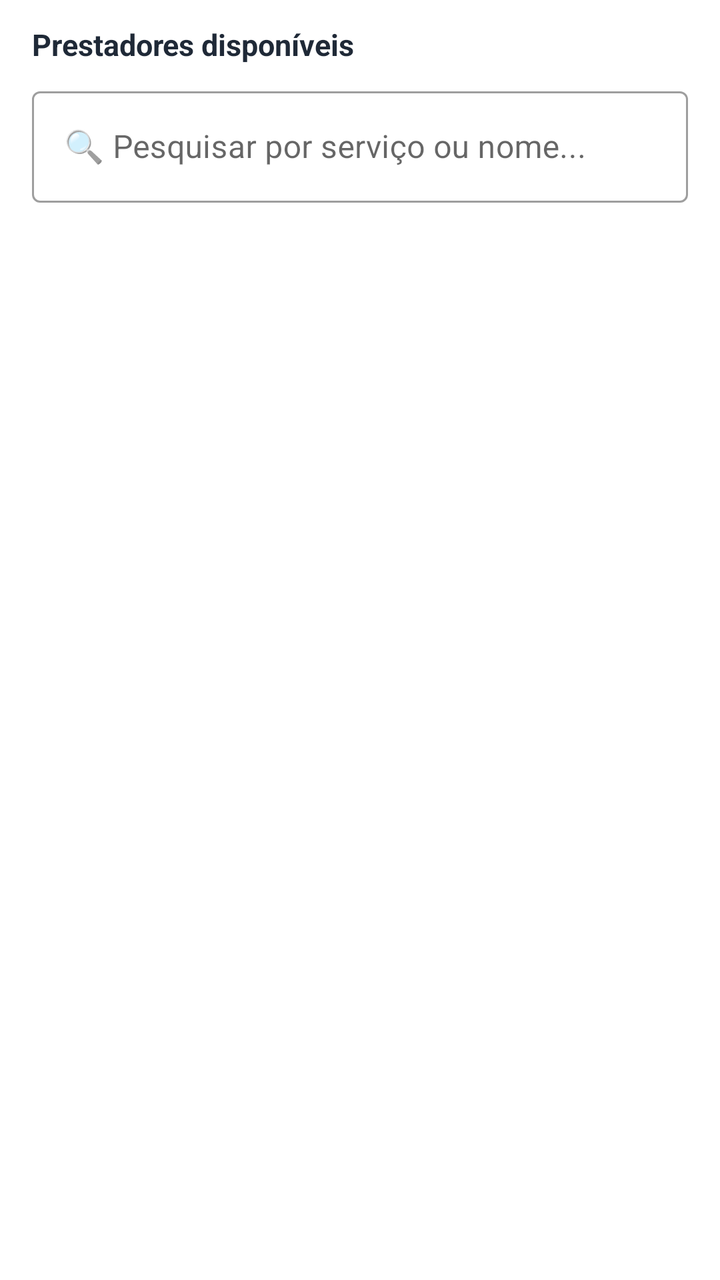
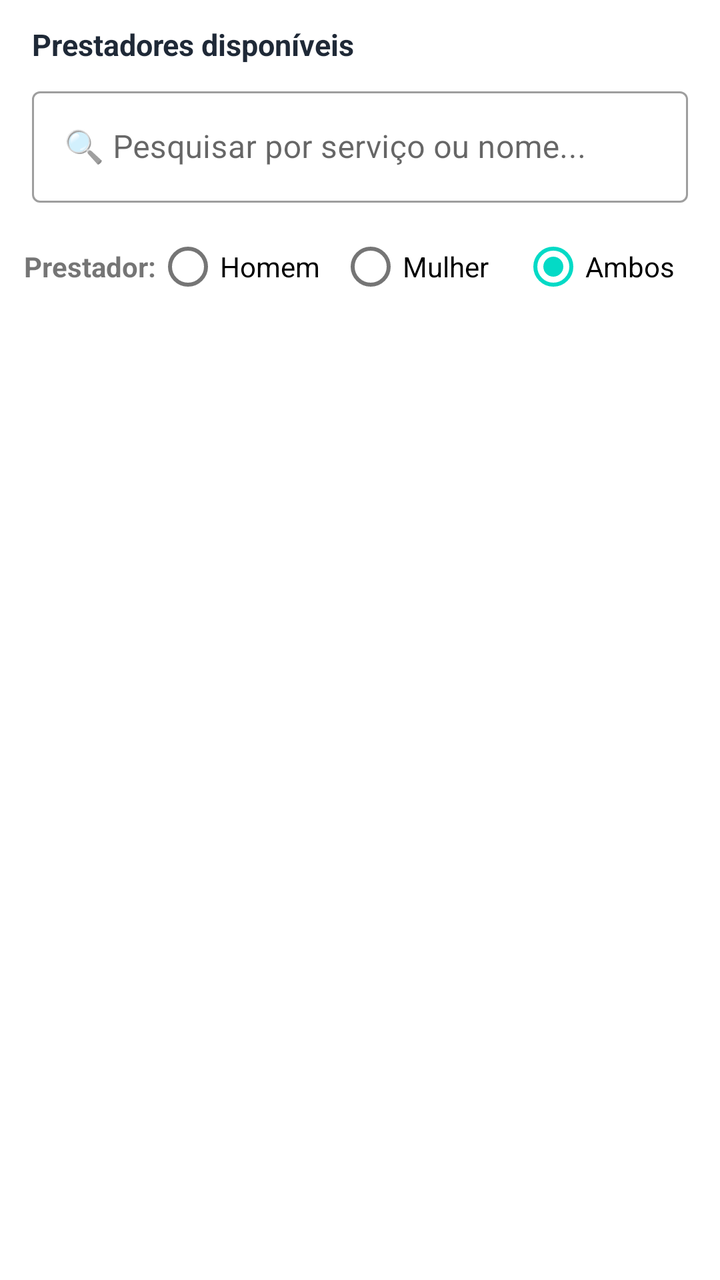

Two renders of the same Android screen: before a commit and after it. Below are the layout's source before the change and the commit's diff.
<!-- AndroidManifest.xml: application theme Theme.MaterialComponents.Light.NoActionBar -->
<!-- res/layout/fragment_socorro.xml -->
<?xml version="1.0" encoding="utf-8"?>
<LinearLayout xmlns:android="http://schemas.android.com/apk/res/android"
    xmlns:app="http://schemas.android.com/apk/res-auto"
    android:layout_width="match_parent"
    android:layout_height="wrap_content"
    android:orientation="vertical"
    android:paddingStart="8dp"
    android:paddingEnd="8dp"
    android:paddingTop="12dp">

    <TextView
        android:layout_width="match_parent"
        android:layout_height="wrap_content"
        android:layout_marginStart="8dp"
        android:layout_marginBottom="8dp"
        android:text="Prestadores disponíveis"
        android:textColor="@color/admin_texto"
        android:textSize="15sp"
        android:textStyle="bold" />

    
    <com.google.android.material.textfield.TextInputLayout
        style="@style/Widget.MaterialComponents.TextInputLayout.OutlinedBox"
        android:layout_width="match_parent"
        android:layout_height="wrap_content"
        android:layout_marginStart="8dp"
        android:layout_marginEnd="8dp"
        android:layout_marginBottom="8dp"
        app:endIconMode="clear_text">

        <com.google.android.material.textfield.TextInputEditText
            android:id="@+id/edtPesquisa"
            android:layout_width="match_parent"
            android:layout_height="wrap_content"
            android:hint="🔍 Pesquisar por serviço ou nome..."
            android:inputType="text"
            android:maxLines="1" />
    </com.google.android.material.textfield.TextInputLayout>

    <ProgressBar
        android:id="@+id/progressBarSocorro"
        android:layout_width="wrap_content"
        android:layout_height="wrap_content"
        android:layout_gravity="center"
        android:layout_margin="16dp"
        android:visibility="gone" />

    <TextView
        android:id="@+id/tvEmptySocorro"
        android:layout_width="match_parent"
        android:layout_height="wrap_content"
        android:layout_marginTop="16dp"
        android:layout_marginBottom="16dp"
        android:gravity="center"
        android:text="Nenhum prestador disponível no momento.\nTente novamente mais tarde."
        android:textColor="#666666"
        android:textSize="15sp"
        android:visibility="gone" />

    <androidx.recyclerview.widget.RecyclerView
        android:id="@+id/rvPrestadoresSocorro"
        android:layout_width="match_parent"
        android:layout_height="wrap_content"
        android:nestedScrollingEnabled="false"
        android:paddingBottom="16dp"
        android:clipToPadding="false" />

</LinearLayout>
<!-- resources referenced by this layout -->
<resources>
  <color name="admin_texto">#1F2937</color>
</resources>

<!-- the commit's change to res/layout/fragment_socorro.xml (unified diff, before → after) -->
@@ -37,6 +37,54 @@
             android:maxLines="1" />
     </com.google.android.material.textfield.TextInputLayout>
 
+    
+    <LinearLayout
+        android:layout_width="match_parent"
+        android:layout_height="wrap_content"
+        android:gravity="center_vertical"
+        android:orientation="horizontal"
+        android:paddingStart="4dp">
+
+        <TextView
+            android:layout_width="wrap_content"
+            android:layout_height="wrap_content"
+            android:text="Prestador:"
+            android:textStyle="bold" />
+
+        <RadioGroup
+            android:id="@+id/rgFiltroSexo"
+            android:layout_width="0dp"
+            android:layout_height="wrap_content"
+            android:layout_weight="1"
+            android:checkedButton="@+id/rbFiltroAmbos"
+            android:orientation="horizontal">
+
+            <RadioButton
+                android:id="@+id/rbFiltroHomem"
+                android:layout_width="0dp"
+                android:layout_height="wrap_content"
+                android:layout_weight="1"
+                android:tag="homem"
+                android:text="Homem" />
+
+            <RadioButton
+                android:id="@+id/rbFiltroMulher"
+                android:layout_width="0dp"
+                android:layout_height="wrap_content"
+                android:layout_weight="1"
+                android:tag="mulher"
+                android:text="Mulher" />
+
+            <RadioButton
+                android:id="@+id/rbFiltroAmbos"
+                android:layout_width="0dp"
+                android:layout_height="wrap_content"
+                android:layout_weight="1"
+                android:tag="ambos"
+                android:text="Ambos" />
+        </RadioGroup>
+    </LinearLayout>
+
     <ProgressBar
         android:id="@+id/progressBarSocorro"
         android:layout_width="wrap_content"
